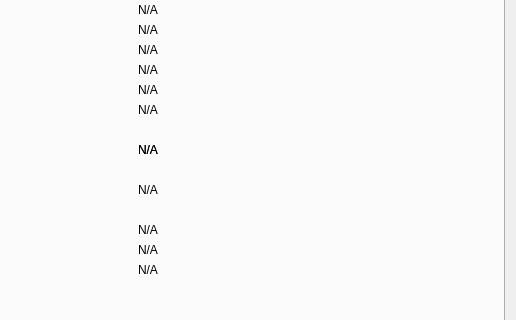
This is src/qt/forms/rpcconsole.ui in KABBERRY/Kabberry-Coin as Qt 5 draws it before an edit; both pictures show x 253 to 769 and y 83 to 403 of the 769 by 516 pixel window. The edited form follows.
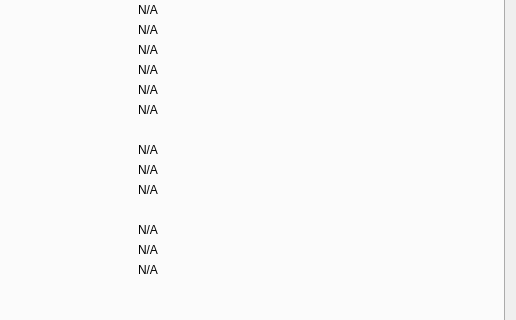
This is the edited form. The open tabs and pages were chosen to show the change. Icons and pictures are not drawn. Custom widgets are drawn as their Qt base class.

```diff
--- a/src/qt/forms/rpcconsole.ui
+++ b/src/qt/forms/rpcconsole.ui
@@ -234,7 +234,7 @@
          </property>
         </widget>
        </item>
-       <item row="9" column="1">
+       <item row="10" column="1">
         <widget class="QLabel" name="numberOfConnections">
          <property name="cursor">
           <cursorShape>IBeamCursor</cursorShape>
```
